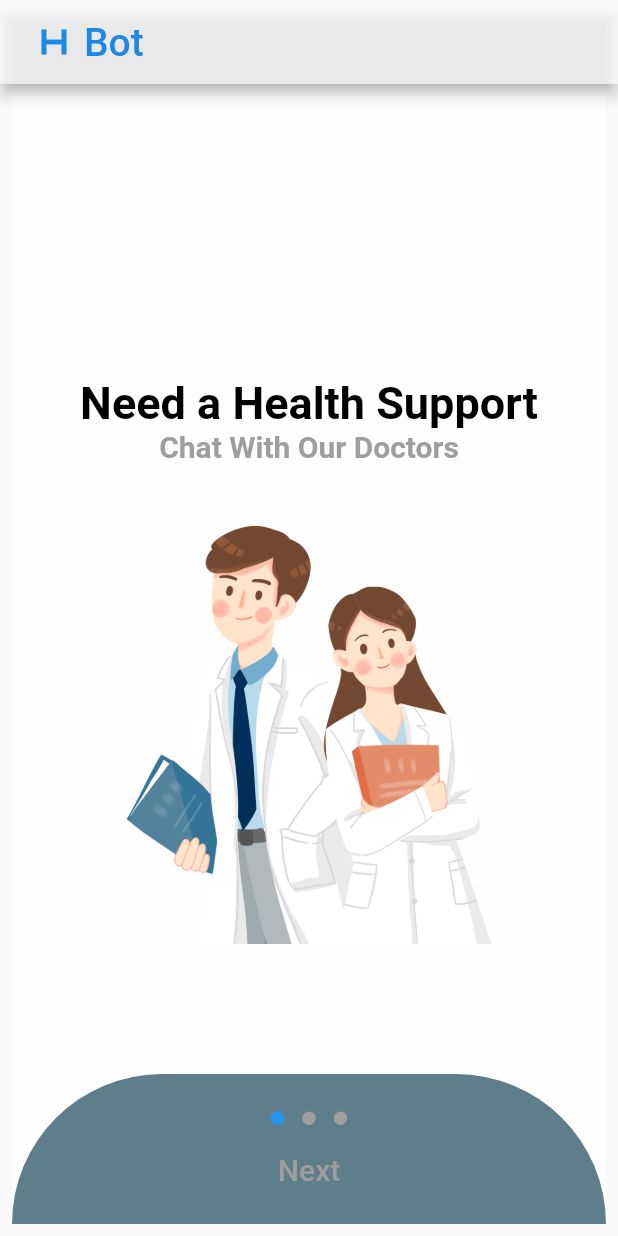
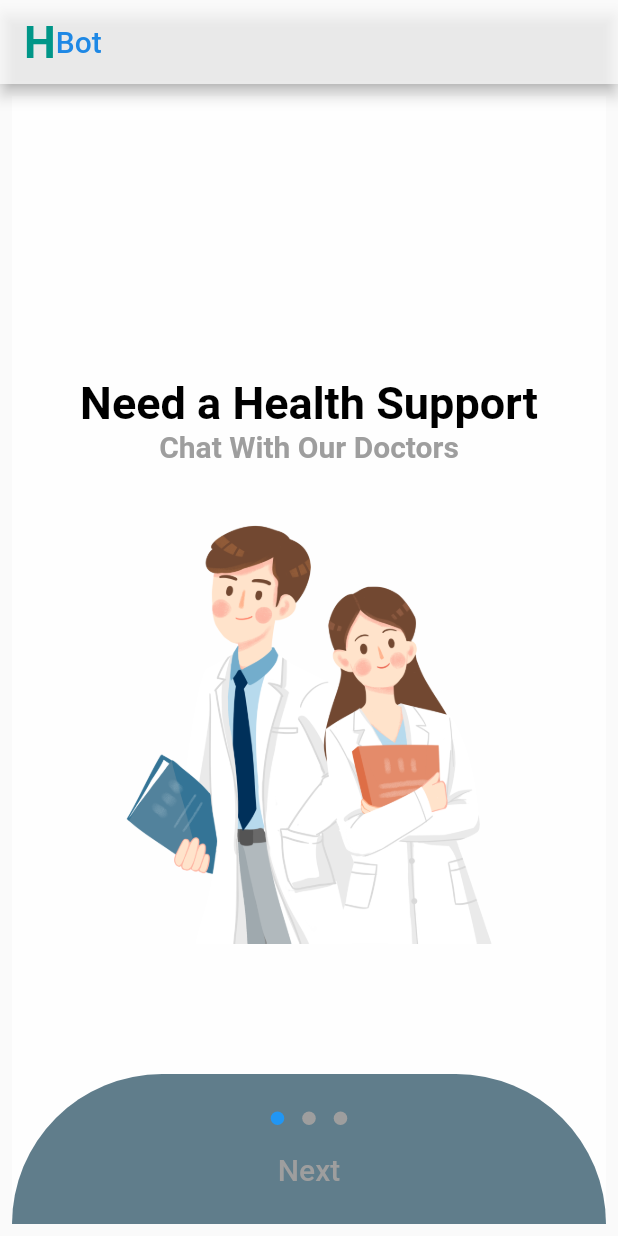
Before and after one commit to sathish2519/Heal-Bot, a Flutter app: the screen it shows after launch, on a phone screen of 412 x 824 dp. Run offline on Flutter 3.47's test engine with Material 2 defaults, Android fonts, the phone set to English and light mode, and no system bars; drawn by our look-alikes of dots_indicator; our stand-ins replace flutter_signin_button.

Commit message:
Updated the 'H' in Appbar

```diff
--- a/lib/screens/boarding_screen.dart
+++ b/lib/screens/boarding_screen.dart
@@ -22,18 +22,26 @@ class _BoardingscreenState extends State<Boardingscreen> {
         title: Row(
           mainAxisAlignment : MainAxisAlignment.start,
         children:[
-        Icon(
-            Icons.h_mobiledata,
-            color: Colors.blue[600],
-            size: 40.0,
-          ),
+        // Icon(
+        //     Icons.h_mobiledata,
+        //     color: Colors.blue[600],
+        //     size: 40.0,
+        //   ),
+        Text(
+            "H",
+            style: TextStyle(
+            fontWeight:FontWeight.bold,
+            fontSize : 30.0,
+            color: Colors.teal,
+            ),
+        ),
         Text(
             "Bot",
             style: TextStyle(
-            fontSize : 26.0,
+            fontSize : 20.0,
             color: Colors.blue[600],
             ),
-      ),
+        ),
       ]
       ),
       ),
```
